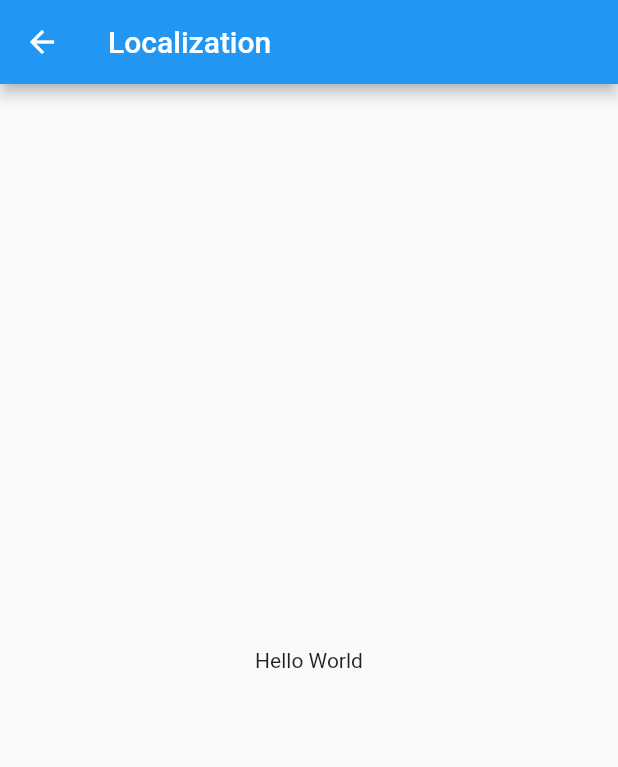
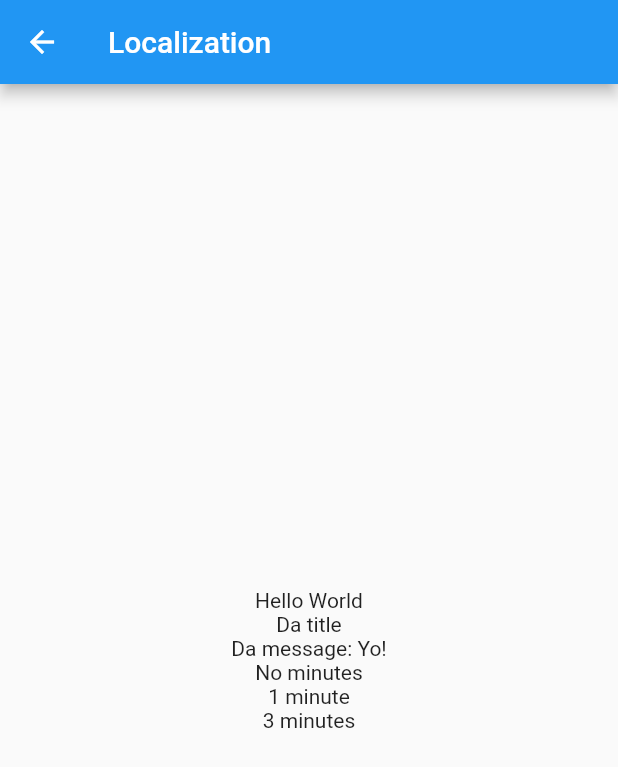
Before and after one commit to vndly/flutter-library, a Flutter app: the LocalizationScreen screen opened directly, on a phone screen of 412 x 824 dp. Shown: the top 767 px of the screen. Run offline on Flutter 3.47's test engine with Material 2 defaults, Android fonts, the phone set to English and light mode, and no system bars; our stand-ins replace flutter_secure_storage, flutter_svg, shared_preferences; missing offline and left inert: dafluta, event_taxi, matrix_gesture_detector; accounts and stored records are empty.

Commit message:
Improved localization example

```diff
--- a/lib/screens/misc/localization/localization_screen.dart
+++ b/lib/screens/misc/localization/localization_screen.dart
@@ -13,10 +13,49 @@ class LocalizationScreen extends StatelessWidget {
           mainAxisSize: MainAxisSize.min,
           children: [
             Text(Localized.of(context).title),
+            Text(SuperLocalized.title),
+            Text(SuperLocalized.message('Yo!')),
+            Text(SuperLocalized.minutes(0)),
+            Text(SuperLocalized.minutes(1)),
+            Text(SuperLocalized.minutes(3)),
           ],
         ),
       ),
     );
+  }
+}
+
+class SuperLocalized {
+  static String title = '';
+  static Function message = (String value) => '';
+  static Function minutes = (num value) => '';
+
+  static void load(Locale locale) {
+    if (locale.languageCode == 'es') {
+      SuperLocalized.title = 'El titulazo';
+      SuperLocalized.message = (String value) => 'El mesajazo: $value';
+      SuperLocalized.minutes = (num value) {
+        if (value == 0) {
+          return 'Sin minutos';
+        } else if (value == 1) {
+          return '1 minuto';
+        } else {
+          return '$value minutazos';
+        }
+      };
+    } else if (locale.languageCode == 'en') {
+      SuperLocalized.title = 'Da title';
+      SuperLocalized.message = (String value) => 'Da message: $value';
+      SuperLocalized.minutes = (num value) {
+        if (value == 0) {
+          return 'No minutes';
+        } else if (value == 1) {
+          return '1 minute';
+        } else {
+          return '$value minutes';
+        }
+      };
+    }
   }
 }
 
@@ -54,8 +93,11 @@ class DemoLocalizationsDelegate extends LocalizationsDelegate<Localized> {
       .contains(locale.languageCode);
 
   @override
-  Future<Localized> load(Locale locale) =>
-      SynchronousFuture<Localized>(Localized(locale));
+  Future<Localized> load(Locale locale) {
+    SuperLocalized.load(locale);
+
+    return SynchronousFuture<Localized>(Localized(locale));
+  }
 
   @override
   bool shouldReload(DemoLocalizationsDelegate old) => false;
```
